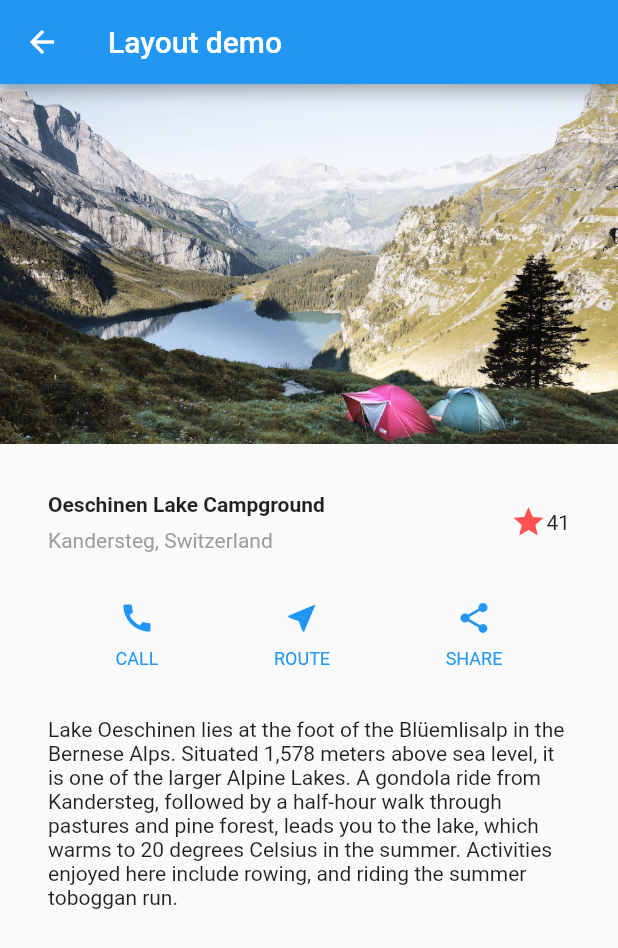
After one commit to davidtran641/flutter-widget, a Flutter app: the screen it shows after launch, after a tap on "Layout demo", on a phone screen of 412 x 824 dp. The commit adds this screen. Shown: the top 948 px of the screen. Run offline on Flutter 3.47's test engine with Material 2 defaults, Android fonts, the phone set to English and light mode, and no system bars.

Commit message:
(FEAT) Add layout demo

```diff
--- /dev/null
+++ b/flutter_widget/lib/layout_demo.dart
@@ -0,0 +1,105 @@
+import 'package:flutter/material.dart';
+
+class LayoutDemo extends StatelessWidget {
+  @override
+  Widget build(BuildContext context) {
+    return Scaffold(
+      appBar: AppBar(
+        title: Text('Layout demo'),
+      ),
+      body: ListView(
+        children: <Widget>[
+          _buildImage(context),
+          _buildTitleRow(context),
+          _buildButtonsRow(context),
+          _buildTextSection(context),
+        ],
+      ),
+    );
+  }
+
+  Widget _buildTitleRow(BuildContext context) {
+    return Container(
+      padding: EdgeInsets.all(32),
+      child: Row(
+        children: <Widget>[
+          Expanded(
+            child: Column(
+              crossAxisAlignment: CrossAxisAlignment.start,
+              children: <Widget>[
+                Container(
+                  padding: EdgeInsets.only(bottom: 8),
+                  child: Text(
+                    'Oeschinen Lake Campground',
+                    style: TextStyle(fontWeight: FontWeight.bold),
+                  ),
+                ),
+                Text(
+                  'Kandersteg, Switzerland',
+                  style: TextStyle(
+                      fontWeight: FontWeight.normal, color: Colors.grey[500]),
+                ),
+              ],
+            ),
+          ),
+          Icon(
+            Icons.star,
+            color: Colors.redAccent,
+          ),
+          Text('41'),
+        ],
+      ),
+    );
+  }
+
+  Widget _buildButtonsRow(BuildContext context) {
+    return Row(
+      children: <Widget>[
+        _buildButtonColumn(context, Colors.blue, "CALL", Icons.call),
+        _buildButtonColumn(context, Colors.blue, "ROUTE", Icons.near_me),
+        _buildButtonColumn(context, Colors.blue, "SHARE", Icons.share),
+      ],
+      mainAxisAlignment: MainAxisAlignment.spaceEvenly,
+    );
+  }
+
+  Widget _buildButtonColumn(
+      BuildContext context, Color color, String title, IconData icon) {
+    return Column(
+      children: <Widget>[
+        Icon(icon, color: color),
+        Container(
+            margin: EdgeInsets.only(top: 8),
+            child: Text(
+              title,
+              style: TextStyle(
+                  color: color, fontSize: 12, fontWeight: FontWeight.w400),
+            ))
+      ],
+    );
+  }
+
+  Widget _buildTextSection(BuildContext context) {
+    return Container(
+      child: Text(
+        'Lake Oeschinen lies at the foot of the Blüemlisalp in the Bernese '
+        'Alps. Situated 1,578 meters above sea level, it is one of the '
+        'larger Alpine Lakes. A gondola ride from Kandersteg, followed by a '
+        'half-hour walk through pastures and pine forest, leads you to the '
+        'lake, which warms to 20 degrees Celsius in the summer. Activities '
+        'enjoyed here include rowing, and riding the summer toboggan run.',
+        softWrap: true,
+      ),
+      padding: EdgeInsets.all(32),
+    );
+  }
+
+  Widget _buildImage(BuildContext context) {
+    return Image.asset(
+      'assets/images/lake.jpg',
+      width: 600,
+      height: 240,
+      fit: BoxFit.cover,
+    );
+  }
+}
--- a/flutter_widget/lib/main.dart
+++ b/flutter_widget/lib/main.dart
@@ -1,6 +1,7 @@
 import 'package:flutter/material.dart';
 import 'package:flutter_widget/counter_demo.dart';
 import 'package:flutter_widget/gesture_demo.dart';
+import 'package:flutter_widget/layout_demo.dart';
 import 'package:flutter_widget/shopping_demo.dart';
 import 'package:flutter_widget/widget_basic.dart';
 
@@ -73,6 +74,14 @@ class HomePage extends StatelessWidget {
                     MaterialPageRoute(builder: (context) => ShoppingDemo()));
               },
             ),
+
+            ListTile(
+              title: Text('Layout demo'),
+              onTap: () {
+                Navigator.push(context,
+                    MaterialPageRoute(builder: (context) => LayoutDemo()));
+              },
+            ),
           ],
         ),
       );
```
Also changed, not shown: flutter_widget/pubspec.yaml (+2 -8 lines), flutter_widget/assets/images/lake.jpg (added).
